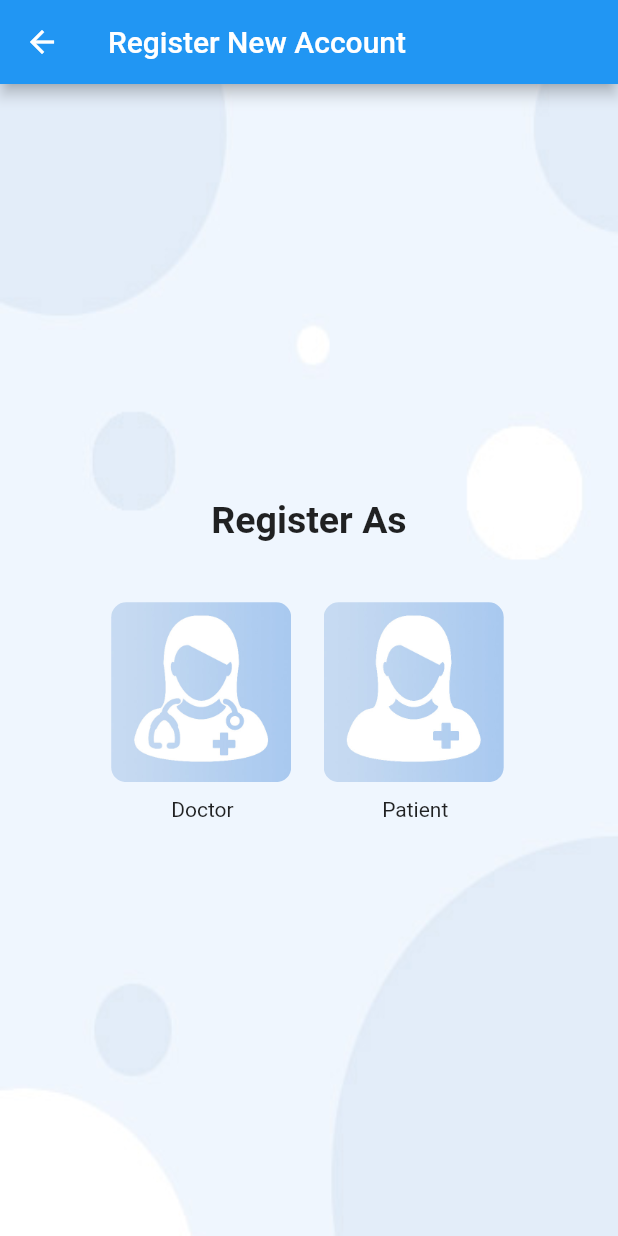
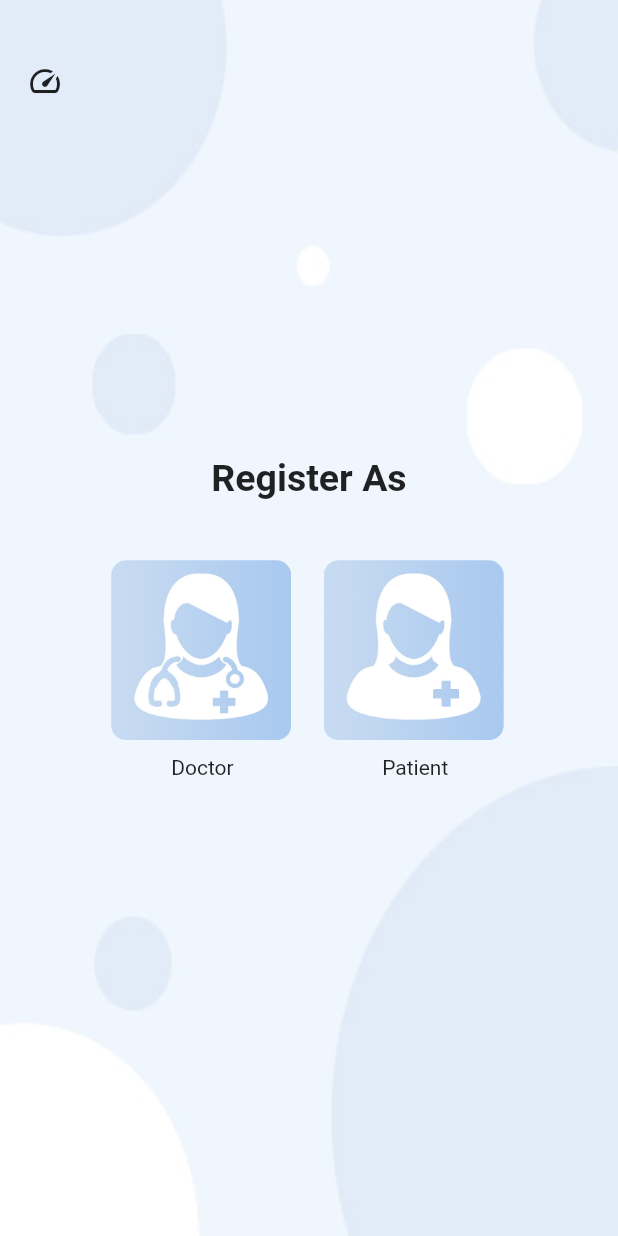
Before and after one commit to warin001234567/Project_Mobile, a Flutter app: the RoleScreen screen opened by its route, on a phone screen of 412 x 824 dp. Run offline on Flutter 3.47's test engine with Material 2 defaults, Android fonts, the phone set to English and light mode, and no system bars; our stand-ins replace cached_network_image, cloud_firestore, firebase_auth, firebase_storage, font_awesome_flutter, image_picker and 1 more; accounts and stored records are empty.

Commit message:
ui role page

```diff
--- a/lib/ui/role_page.dart
+++ b/lib/ui/role_page.dart
@@ -1,6 +1,7 @@
 import 'package:flutter/material.dart';
 import 'package:firebase_auth/firebase_auth.dart';
 import './doctor_form_page.dart';
+import '../main.dart';
 import './patient_form_page.dart';
 
 
@@ -20,11 +21,10 @@ class RoleScreenState extends State<RoleScreen> {
   @override
   Widget build(BuildContext context) {
     return Scaffold(
-      appBar: AppBar(
-        title: Text(
-          "Register New Account",
-        ),
-      ),
+      // appBar: new AppBar(
+      //   backgroundColor: Colors.transparent,
+      //   elevation: 0.0,
+      // ),
       body: Stack(
         children: <Widget>[
           Center(
@@ -121,6 +121,23 @@ class RoleScreenState extends State<RoleScreen> {
               ]
             )
           ),
+          Container(
+            child: Padding(
+              padding: EdgeInsets.only(top: 30.0, left: 6.0),
+              child: IconButton(
+                icon: Icon(
+                  IconData(
+                    58848,
+                    fontFamily: 'MaterialIcons',
+                    matchTextDirection: true
+                  )
+                ),
+                onPressed: () {
+                  Navigator.pushNamed(context, '/');
+                },
+              ),
+            ),
+          )
         ]
       )
     );
```
Also changed, not shown: res/images/regist-bg.jpg.
